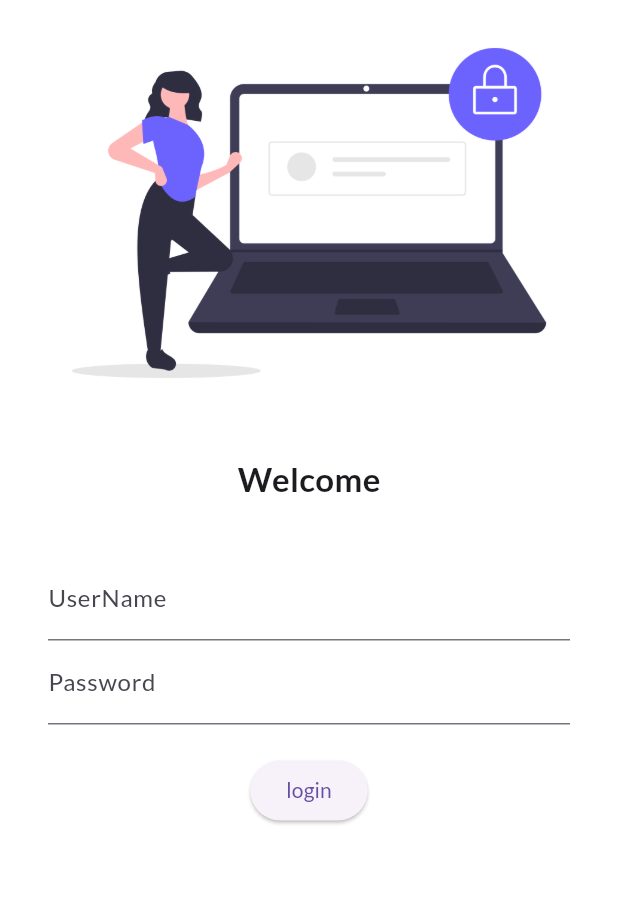
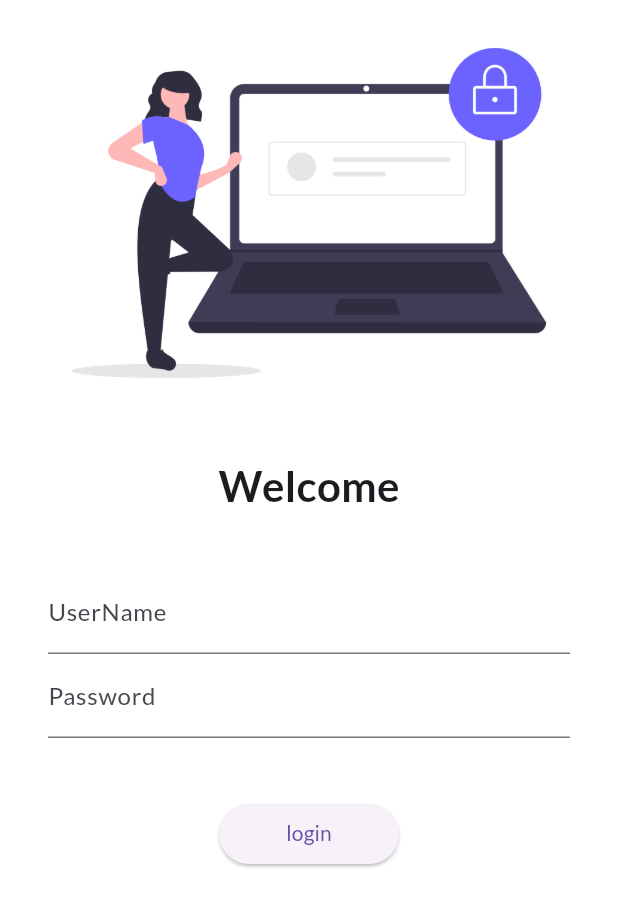
Before and after one commit to luckyrana1307/30DaysOfFlutter, a Flutter app: the LoginPage screen opened by its route, on a phone screen of 412 x 824 dp. Shown: the top 907 px of the screen. Run offline on Flutter 3.47's test engine with Material 3 defaults, Android fonts, the light colour scheme and no system bars; our stand-ins replace google_fonts.

Commit message:
day6 completed

```diff
--- a/lib/main.dart
+++ b/lib/main.dart
@@ -1,6 +1,7 @@
 import 'package:first_porject/pages/login_page.dart';
 import 'package:flutter/material.dart';
 import 'pages/home_page.dart';
+import 'utils/routes.dart';
 import 'package:google_fonts/google_fonts.dart';
 
 void main() {
@@ -20,12 +21,13 @@
           primarySwatch: Colors.deepPurple,
           fontFamily: GoogleFonts.lato().fontFamily,
           primaryTextTheme: GoogleFonts.latoTextTheme()),
+      debugShowCheckedModeBanner: false,
       darkTheme: ThemeData(brightness: Brightness.dark),
       initialRoute: "/home",
       routes: {
         "/": (context) => LoginPage(),
-        "/home": (context) => HomePage(),
-        "/login": (context) => LoginPage()
+        MyRoutes.homeRoute: (context) => HomePage(),
+        MyRoutes.loginRoute: (context) => LoginPage()
       },
     );
   }
--- a/lib/pages/login_page.dart
+++ b/lib/pages/login_page.dart
@@ -1,3 +1,4 @@
+import 'package:first_porject/utils/routes.dart';
 import 'package:flutter/material.dart';
 
 class LoginPage extends StatelessWidget {
@@ -5,6 +6,7 @@
   Widget build(BuildContext context) {
     return Material(
         color: Colors.white,
+        child: SingleChildScrollView(
           child: Column(
             children: [
               Image.asset(
@@ -17,7 +19,7 @@
               Text(
                 "Welcome",
                 style: TextStyle(
-                fontSize: 22,
+                  fontSize: 28,
                   fontWeight: FontWeight.bold,
                 ),
               ),
@@ -25,8 +27,8 @@
                 height: 20.0,
               ),
               Padding(
-              padding:
-                  const EdgeInsets.symmetric(vertical: 16.0, horizontal: 32.0),
+                padding: const EdgeInsets.symmetric(
+                    vertical: 16.0, horizontal: 32.0),
                 child: Column(
                   children: [
                     TextFormField(
@@ -39,19 +41,20 @@
                           hintText: "Enter Password", labelText: "Password"),
                     ),
                     SizedBox(
-                    height: 20.0,
+                      height: 40.0,
                     ),
                     ElevatedButton(
                       onPressed: () {
-                      print("Hello I am lucky Rana");
+                        Navigator.pushNamed(context, MyRoutes.homeRoute);
                       },
                       child: Text("login"),
-                    style: TextButton.styleFrom(),
+                      style: TextButton.styleFrom(minimumSize: Size(120, 40)),
                     )
                   ],
                 ),
               )
             ],
+          ),
         ));
   }
 }
--- /dev/null
+++ b/lib/utils/routes.dart
@@ -0,0 +1,4 @@
+class MyRoutes {
+  static String loginRoute = '/login';
+  static String homeRoute = '/home';
+}
```
Lines whose indentation alone changed are shown as unchanged.
